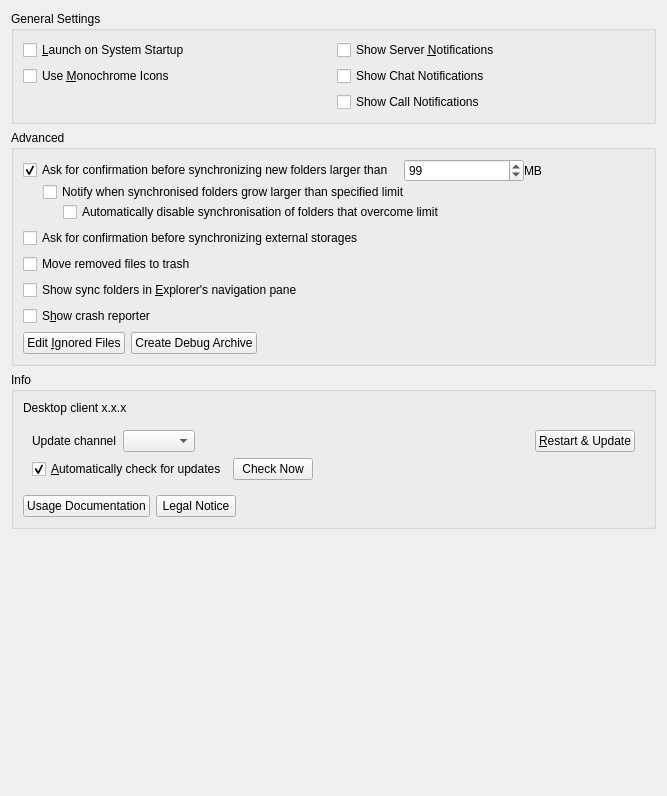
First picture: the form in src/gui/generalsettings.ui, repository nextcloud/desktop, before the edit.
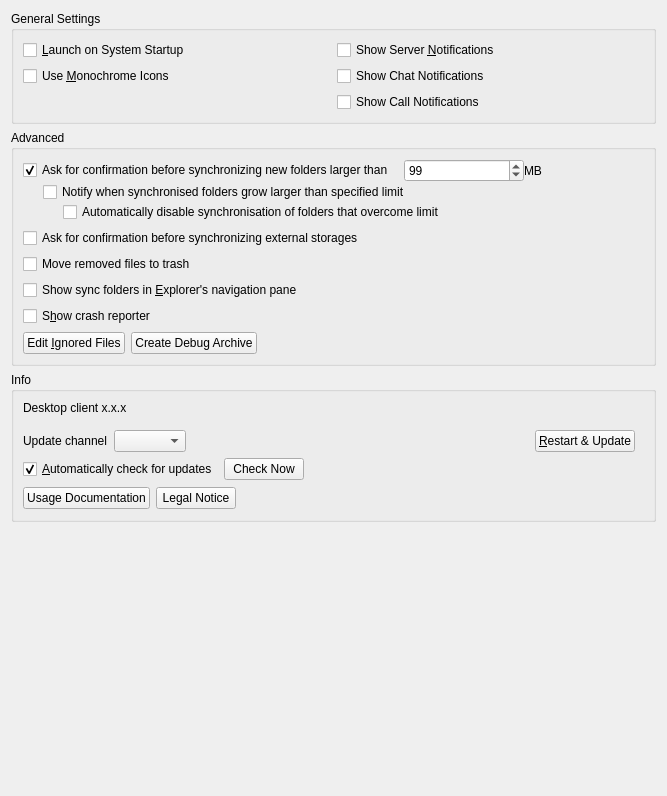
Second picture: the form after the edit.

Commit message: Adjust layout margins to align text.

Patch:
```diff
--- a/src/gui/generalsettings.ui
+++ b/src/gui/generalsettings.ui
@@ -265,6 +265,9 @@
       <string>Info</string>
      </property>
      <layout class="QVBoxLayout" name="verticalLayout_3">
+      <property name="bottomMargin">
+       <number>10</number>
+      </property>
       <item>
        <widget class="QLabel" name="infoAndUpdatesLabel">
         <property name="sizePolicy">
@@ -281,6 +284,12 @@
       <item>
        <widget class="QFrame" name="updatesContainer">
         <layout class="QVBoxLayout" name="updatesLayout">
+         <property name="leftMargin">
+          <number>0</number>
+         </property>
+         <property name="bottomMargin">
+          <number>1</number>
+         </property>
          <item>
           <layout class="QHBoxLayout" name="updatesLayout_1">
            <item>
```
Left out of the diff: 24 changed lines with no effect on the pictures.
